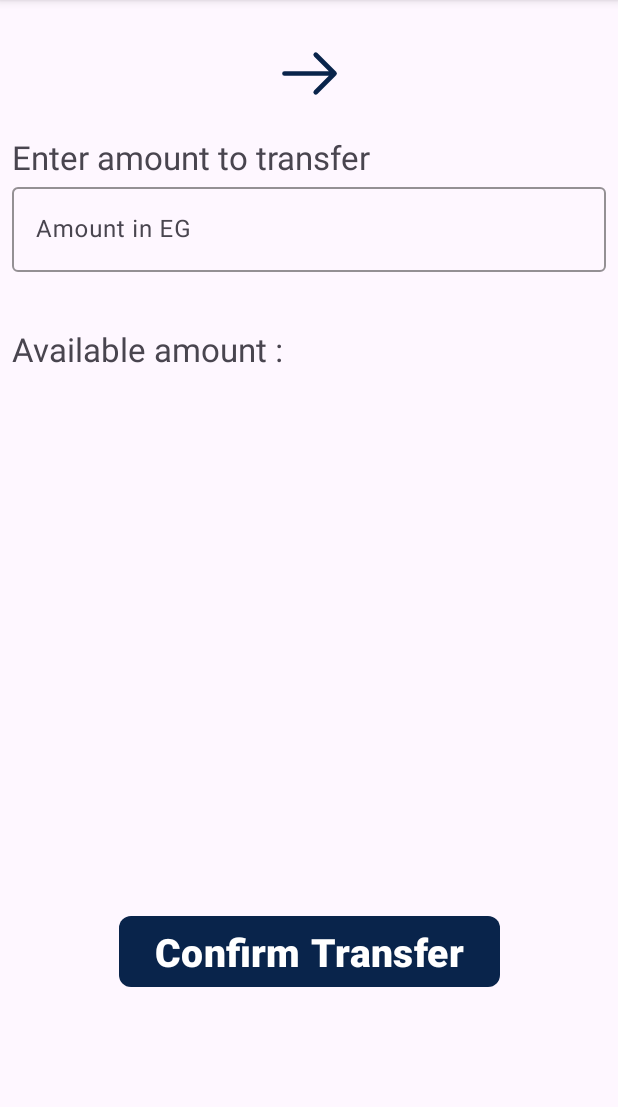
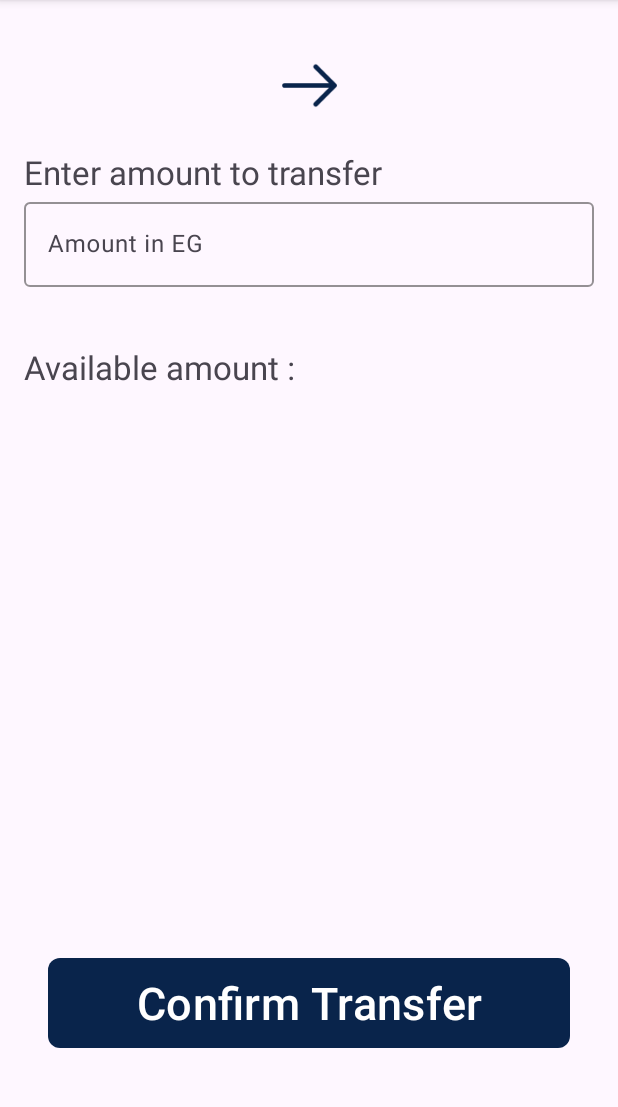
Before and after one commit to MahmoudMostafa580/Bank-app, an Android app: the fragment TransferOperFragment placed in its activity, on a phone screen of 412 x 824 dp, the part 96-1203 px from its top. Run offline under Robolectric (Android 15) with nearby library versions, the light colour scheme and no system bars; our stand-ins replace Room's generated code, navigation-ui; 6 statements that could not run were skipped.

Commit message:
Edit some bugs

```diff
--- a/app/src/main/java/com/mahmoud/bankapp/ui/HomeFragment.kt
+++ b/app/src/main/java/com/mahmoud/bankapp/ui/HomeFragment.kt
@@ -12,9 +12,11 @@ import com.mahmoud.bankapp.data.CustomerViewModelFactory
 import com.mahmoud.bankapp.data.CustomersViewModel
 import com.mahmoud.bankapp.database.BankDatabase
 import com.mahmoud.bankapp.databinding.FragmentHomeBinding
+import com.mahmoud.bankapp.models.User
 
 class HomeFragment : Fragment() {
-    lateinit var customersAdapter: CustomersAdapter
+    private lateinit var customersAdapter: CustomersAdapter
+    lateinit var binding: FragmentHomeBinding
 
     override fun onCreate(savedInstanceState: Bundle?) {
         super.onCreate(savedInstanceState)
@@ -27,7 +29,7 @@ class HomeFragment : Fragment() {
         savedInstanceState: Bundle?
     ): View? {
 
-        val binding: FragmentHomeBinding = FragmentHomeBinding.inflate(inflater, container, false)
+        binding = FragmentHomeBinding.inflate(inflater, container, false)
         val application = requireNotNull(this.activity).application
         val dataSource = BankDatabase.getInstance(application).customerDao
 
@@ -35,14 +37,21 @@ class HomeFragment : Fragment() {
         val customersViewModel = ViewModelProvider(this, viewModelFactory).get(CustomersViewModel::class.java)
 
         customersViewModel.allCustomers.observe(viewLifecycleOwner) { value ->
-            customersAdapter = CustomersAdapter(value)
+            if (value.isNotEmpty() || value!=null){
+                val customers: List<User> = value
+                customersAdapter = CustomersAdapter(customers)
                 binding.customersList.adapter = customersAdapter
+                binding.customersList.setHasFixedSize(true)
+                customersAdapter.notifyDataSetChanged()
                 customersAdapter.setOnItemClickListener(object: CustomersAdapter.OnItemClickListener{
                     override fun onItemClick(itemView: View, position: Int) {
                         val action = HomeFragmentDirections.actionHomeFragmentToCustomerDetailsFragment(value[position].userId)
                         Navigation.findNavController(itemView).navigate(action)
                     }
                 })
+
+            }
+
         }
 
 
--- a/app/src/main/res/layout/customer_item.xml
+++ b/app/src/main/res/layout/customer_item.xml
@@ -3,7 +3,7 @@
     xmlns:app="http://schemas.android.com/apk/res-auto"
     xmlns:tools="http://schemas.android.com/tools"
     android:layout_width="match_parent"
-    android:layout_height="50dp"
+    android:layout_height="60dp"
     android:layout_marginBottom="8dp"
     android:layout_marginHorizontal="8dp"
     android:padding="16dp"
--- a/app/src/main/res/layout/fragment_customer_details.xml
+++ b/app/src/main/res/layout/fragment_customer_details.xml
@@ -179,6 +179,7 @@
         android:layout_height="60dp"
         app:cardBackgroundColor="@color/main_color"
         app:cardCornerRadius="16dp"
+        android:layout_marginHorizontal="8dp"
         android:clickable="true"
         android:focusable="true"
         android:foreground="?android:attr/selectableItemBackground"
--- a/app/src/main/res/layout/fragment_home.xml
+++ b/app/src/main/res/layout/fragment_home.xml
@@ -4,6 +4,7 @@
     xmlns:tools="http://schemas.android.com/tools"
     android:layout_width="match_parent"
     android:layout_height="match_parent"
+    android:paddingTop="8dp"
     tools:context=".ui.HomeFragment">
 
     <androidx.recyclerview.widget.RecyclerView
--- a/app/src/main/res/layout/fragment_transfer_oper.xml
+++ b/app/src/main/res/layout/fragment_transfer_oper.xml
@@ -4,7 +4,7 @@
     xmlns:tools="http://schemas.android.com/tools"
     android:layout_width="match_parent"
     android:layout_height="match_parent"
-    android:padding="8dp"
+    android:padding="16dp"
     tools:context=".ui.TransferOperFragment">
 
     <TextView
@@ -12,8 +12,8 @@
         android:layout_width="wrap_content"
         android:layout_height="wrap_content"
         android:layout_marginEnd="16dp"
+        android:textColor="@color/black"
         android:textSize="20sp"
-        android:textColor="@color/black"
         app:layout_constraintBottom_toBottomOf="@id/arrow_right"
         app:layout_constraintEnd_toStartOf="@id/arrow_right"
         app:layout_constraintHorizontal_chainStyle="packed"
@@ -49,7 +49,7 @@
         android:id="@+id/enter_amount_txt"
         android:layout_width="wrap_content"
         android:layout_height="wrap_content"
-        android:layout_marginTop="16dp"
+        android:layout_marginTop="18dp"
         android:text="Enter amount to transfer"
         android:textSize="22sp"
         app:layout_constraintStart_toStartOf="parent"
@@ -60,12 +60,12 @@
         style="@style/ThemeOverlay.Material3.TextInputEditText.OutlinedBox"
         android:layout_width="match_parent"
         android:layout_height="wrap_content"
+        app:boxStrokeColor="@color/main_color"
         app:errorEnabled="true"
         app:errorTextColor="@android:color/holo_red_dark"
+        app:hintAnimationEnabled="false"
         app:layout_constraintEnd_toEndOf="parent"
         app:layout_constraintStart_toStartOf="parent"
-        app:hintAnimationEnabled="false"
-        app:boxStrokeColor="@color/main_color"
         app:layout_constraintTop_toBottomOf="@id/enter_amount_txt">
 
         <com.google.android.material.textfield.TextInputEditText
@@ -79,7 +79,7 @@
         android:id="@+id/available_amount_txt"
         android:layout_width="wrap_content"
         android:layout_height="wrap_content"
-        android:layout_marginTop="16dp"
+        android:layout_marginTop="18dp"
         android:text="Available amount : "
         android:textSize="22sp"
         app:layout_constraintStart_toStartOf="parent"
@@ -89,9 +89,9 @@
         android:id="@+id/available_amount_value"
         android:layout_width="wrap_content"
         android:layout_height="wrap_content"
+        android:textColor="@color/main_color"
         android:textSize="22sp"
         android:textStyle="bold"
-        android:textColor="@color/main_color"
         app:layout_constraintBottom_toBottomOf="@id/available_amount_txt"
         app:layout_constraintStart_toEndOf="@id/available_amount_txt"
         app:layout_constraintTop_toTopOf="@id/available_amount_txt"
@@ -99,16 +99,16 @@
 
     <com.google.android.material.button.MaterialButton
         android:id="@+id/confirm_transfer_btn"
-        android:layout_width="wrap_content"
-        android:layout_height="wrap_content"
+        android:layout_width="match_parent"
+        android:layout_height="68dp"
+        android:layout_marginHorizontal="16dp"
         android:text="Confirm Transfer"
+        android:textSize="30sp"
         app:backgroundTint="@color/main_color"
-        android:textSize="26sp"
-        android:textStyle="bold"
         app:cornerRadius="8dp"
         app:layout_constraintBottom_toBottomOf="parent"
         app:layout_constraintEnd_toEndOf="parent"
         app:layout_constraintStart_toStartOf="parent"
         app:layout_constraintTop_toBottomOf="@id/available_amount_txt"
-        app:layout_constraintVertical_bias="0.8" />
+        app:layout_constraintVertical_bias="0.9" />
 </androidx.constraintlayout.widget.ConstraintLayout>
--- a/app/src/main/res/values-night/themes.xml
+++ b/app/src/main/res/values-night/themes.xml
@@ -3,5 +3,8 @@
     <style name="Base.Theme.BankApp" parent="Theme.Material3.DayNight">
         <!-- Customize your dark theme here. -->
         <!-- <item name="colorPrimary">@color/my_dark_primary</item> -->
+        <item name="colorPrimaryVariant">@color/main_color</item>
+        <item name="colorPrimary">#2E415E</item>
+
     </style>
 </resources>
--- a/app/src/main/res/values/themes.xml
+++ b/app/src/main/res/values/themes.xml
@@ -1,8 +1,10 @@
 <resources xmlns:tools="http://schemas.android.com/tools">
     <!-- Base application theme. -->
-    <style name="Base.Theme.BankApp" parent="Theme.Material3.DayNight">
+    <style name="Base.Theme.BankApp" parent="Theme.Material3.Light">
         <!-- Customize your light theme here. -->
         <!-- <item name="colorPrimary">@color/my_light_primary</item> -->
+        <item name="colorPrimaryDark">@color/main_color</item>
+        <item name="colorPrimary">#2E415E</item>
     </style>
 
     <style name="Theme.BankApp" parent="Base.Theme.BankApp" />
```
Lines whose indentation alone changed are shown as unchanged.
